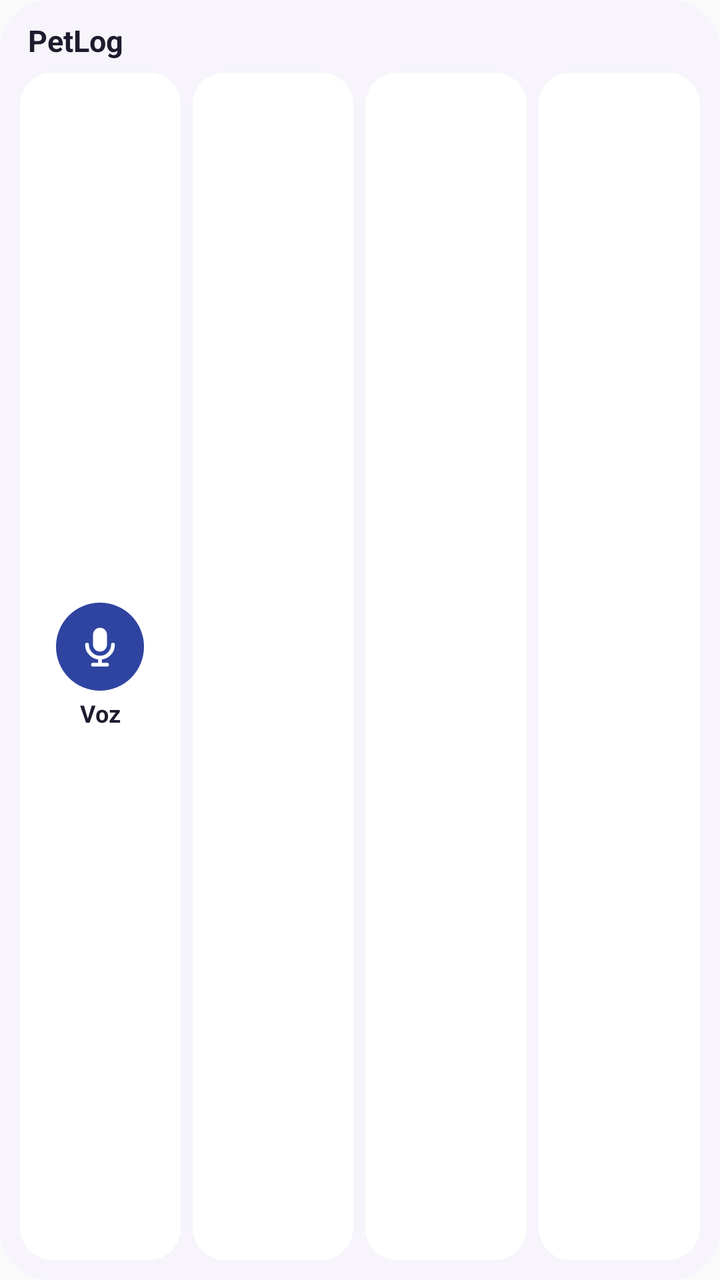
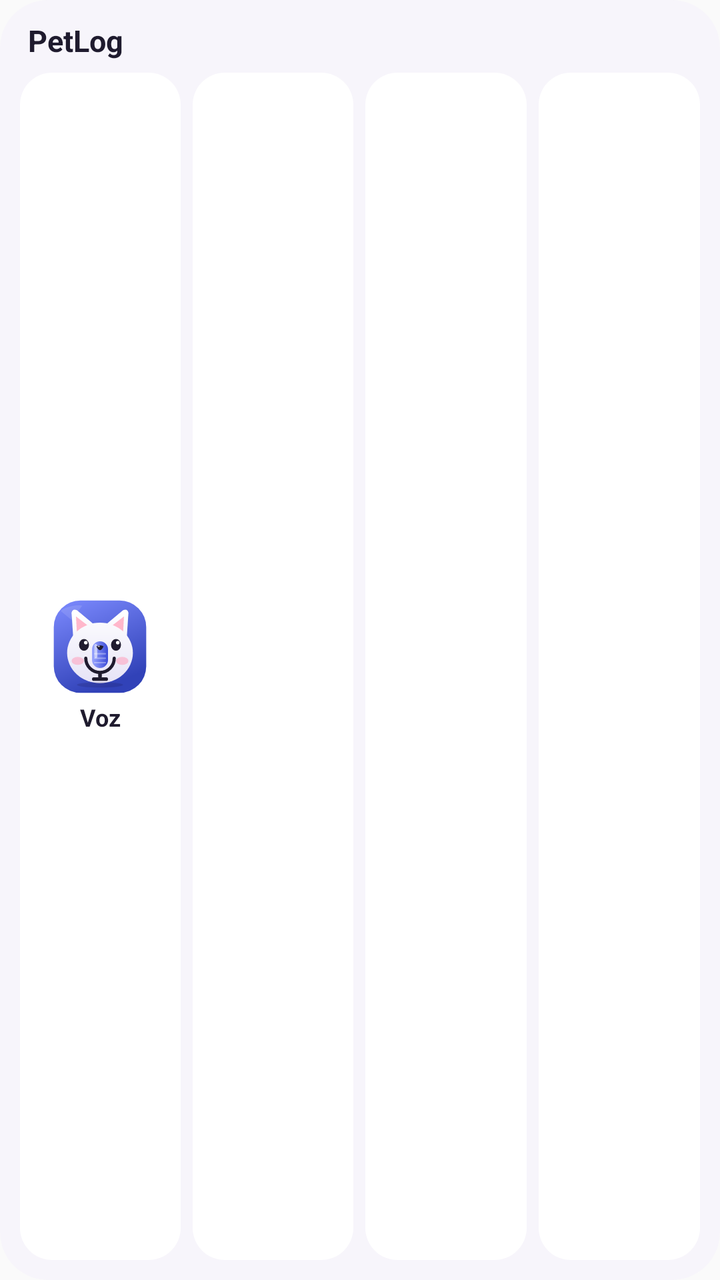

An Android layout rendered at two revisions. The XML below is the earlier revision; the diff shows what the commit changed to produce the second picture.
<!-- AndroidManifest.xml: application theme AppTheme -->
<!-- res/layout/widget_quick.xml -->
<?xml version="1.0" encoding="utf-8"?>
<LinearLayout xmlns:android="http://schemas.android.com/apk/res/android"
    android:id="@+id/widget_root"
    android:layout_width="match_parent" android:layout_height="match_parent"
    android:background="@drawable/widget_bg"
    android:orientation="vertical" android:padding="10dp">
    <TextView android:id="@+id/pet_name" android:layout_width="match_parent" android:layout_height="wrap_content"
        android:paddingStart="4dp" android:paddingBottom="6dp" android:text="@string/app_name"
        android:textColor="@color/widget_ink" android:textSize="15sp" android:textStyle="bold" android:maxLines="1" android:ellipsize="end"/>
    <LinearLayout android:layout_width="match_parent" android:layout_height="0dp" android:layout_weight="1" android:orientation="horizontal">
        <LinearLayout android:id="@+id/mic" android:layout_width="0dp" android:layout_height="match_parent" android:layout_weight="1"
            android:gravity="center" android:orientation="vertical" android:background="@drawable/widget_tile_bg" android:layout_marginEnd="6dp">
            <FrameLayout android:layout_width="44dp" android:layout_height="44dp" android:background="@drawable/widget_mic_bg">
                <ImageView android:layout_width="24dp" android:layout_height="24dp" android:layout_gravity="center"
                    android:src="@drawable/ic_widget_mic" android:tint="@color/widget_on_primary" android:contentDescription="@string/voice_label"/>
            </FrameLayout>
            <TextView android:layout_width="wrap_content" android:layout_height="wrap_content" android:layout_marginTop="3dp"
                android:text="@string/voice_short" android:textColor="@color/widget_ink" android:textSize="12sp" android:textStyle="bold" android:maxLines="1"/>
        </LinearLayout>
        <LinearLayout android:id="@+id/b0" android:layout_width="0dp" android:layout_height="match_parent" android:layout_weight="1"
            android:gravity="center" android:orientation="vertical" android:background="@drawable/widget_tile_bg" android:layout_marginEnd="6dp">
            <ImageView android:id="@+id/b0_img" android:layout_width="44dp" android:layout_height="44dp" android:scaleType="fitCenter" android:importantForAccessibility="no"/>
            <TextView android:id="@+id/b0_txt" android:layout_width="wrap_content" android:layout_height="wrap_content" android:layout_marginTop="3dp"
                android:textColor="@color/widget_ink" android:textSize="12sp" android:textStyle="bold" android:maxLines="1" android:ellipsize="end"/>
        </LinearLayout>
        <LinearLayout android:id="@+id/b1" android:layout_width="0dp" android:layout_height="match_parent" android:layout_weight="1"
            android:gravity="center" android:orientation="vertical" android:background="@drawable/widget_tile_bg" android:layout_marginEnd="6dp">
            <ImageView android:id="@+id/b1_img" android:layout_width="44dp" android:layout_height="44dp" android:scaleType="fitCenter" android:importantForAccessibility="no"/>
            <TextView android:id="@+id/b1_txt" android:layout_width="wrap_content" android:layout_height="wrap_content" android:layout_marginTop="3dp"
                android:textColor="@color/widget_ink" android:textSize="12sp" android:textStyle="bold" android:maxLines="1" android:ellipsize="end"/>
        </LinearLayout>
        <LinearLayout android:id="@+id/b2" android:layout_width="0dp" android:layout_height="match_parent" android:layout_weight="1"
            android:gravity="center" android:orientation="vertical" android:background="@drawable/widget_tile_bg">
            <ImageView android:id="@+id/b2_img" android:layout_width="44dp" android:layout_height="44dp" android:scaleType="fitCenter" android:importantForAccessibility="no"/>
            <TextView android:id="@+id/b2_txt" android:layout_width="wrap_content" android:layout_height="wrap_content" android:layout_marginTop="3dp"
                android:textColor="@color/widget_ink" android:textSize="12sp" android:textStyle="bold" android:maxLines="1" android:ellipsize="end"/>
        </LinearLayout>
    </LinearLayout>
    <TextView android:id="@+id/empty" android:layout_width="match_parent" android:layout_height="wrap_content" android:visibility="gone"
        android:text="@string/widget_quick_empty" android:textColor="@color/widget_muted" android:textSize="12sp" android:paddingTop="4dp"/>
</LinearLayout>
<!-- resources referenced by this layout -->
<resources>
  <color name="widget_ink">#1F1B2E</color>
  <color name="widget_muted">#5E5873</color>
  <color name="widget_on_primary">#FFFFFF</color>
  <!-- drawable ic_widget_mic (drawable) -->
  <vector xmlns:android="http://schemas.android.com/apk/res/android"
      android:width="24dp" android:height="24dp" android:viewportWidth="24" android:viewportHeight="24">
      <path android:fillColor="#FFFFFFFF" android:pathData="M12,2.5a3.5,3.5 0,0 1,3.5 3.5v5a3.5,3.5 0,0 1,-7 0v-5A3.5,3.5 0,0 1,12 2.5z"/>
      <path android:strokeColor="#FFFFFFFF" android:strokeWidth="1.9" android:strokeLineCap="round" android:fillColor="#00000000"
          android:pathData="M5.5,11a6.5,6.5 0,0 0,13 0M12,17.5V21M8.5,21h7"/>
  </vector>
  <!-- drawable widget_bg (drawable) -->
  <?xml version="1.0" encoding="utf-8"?>
  <shape xmlns:android="http://schemas.android.com/apk/res/android" android:shape="rectangle">
      <solid android:color="@color/widget_bg"/>
      <corners android:radius="24dp"/>
  </shape>
  <!-- drawable widget_mic_bg (drawable) -->
  <?xml version="1.0" encoding="utf-8"?>
  <shape xmlns:android="http://schemas.android.com/apk/res/android" android:shape="oval">
      <solid android:color="@color/widget_primary"/>
  </shape>
  <!-- drawable widget_tile_bg (drawable) -->
  <?xml version="1.0" encoding="utf-8"?>
  <shape xmlns:android="http://schemas.android.com/apk/res/android" android:shape="rectangle">
      <solid android:color="@color/widget_tile"/>
      <corners android:radius="16dp"/>
  </shape>
  <string name="app_name">PetLog</string>
  <string name="voice_label">Anotar por voz</string>
  <string name="voice_short">Voz</string>
  <string name="widget_quick_empty">Abre PetLog una vez para preparar los botones</string>
  <style name="AppTheme" parent="Theme.AppCompat.Light.DarkActionBar">
          
          <item name="colorPrimary">@color/colorPrimary</item>
          <item name="colorPrimaryDark">@color/colorPrimaryDark</item>
          <item name="colorAccent">@color/colorAccent</item>
      </style>
  <color name="widget_bg">#F7F5FB</color>
  <color name="widget_primary">#2F44A0</color>
  <color name="widget_tile">#FFFFFF</color>
</resources>

<!-- the commit's change to res/layout/widget_quick.xml (unified diff, before → after) -->
@@ -10,10 +10,8 @@
     <LinearLayout android:layout_width="match_parent" android:layout_height="0dp" android:layout_weight="1" android:orientation="horizontal">
         <LinearLayout android:id="@+id/mic" android:layout_width="0dp" android:layout_height="match_parent" android:layout_weight="1"
             android:gravity="center" android:orientation="vertical" android:background="@drawable/widget_tile_bg" android:layout_marginEnd="6dp">
-            <FrameLayout android:layout_width="44dp" android:layout_height="44dp" android:background="@drawable/widget_mic_bg">
-                <ImageView android:layout_width="24dp" android:layout_height="24dp" android:layout_gravity="center"
-                    android:src="@drawable/ic_widget_mic" android:tint="@color/widget_on_primary" android:contentDescription="@string/voice_label"/>
-            </FrameLayout>
+            <ImageView android:layout_width="48dp" android:layout_height="48dp" android:scaleType="fitCenter"
+                android:src="@drawable/ic_voice_face" android:contentDescription="@string/voice_label"/>
             <TextView android:layout_width="wrap_content" android:layout_height="wrap_content" android:layout_marginTop="3dp"
                 android:text="@string/voice_short" android:textColor="@color/widget_ink" android:textSize="12sp" android:textStyle="bold" android:maxLines="1"/>
         </LinearLayout>
<!-- resource entries referenced after the edit -->
@@ -2,24 +2,12 @@
 <resources>
   <color name="widget_ink">#1F1B2E</color>
   <color name="widget_muted">#5E5873</color>
-  <color name="widget_on_primary">#FFFFFF</color>
-  <!-- drawable ic_widget_mic (drawable) -->
-  <vector xmlns:android="http://schemas.android.com/apk/res/android"
-      android:width="24dp" android:height="24dp" android:viewportWidth="24" android:viewportHeight="24">
-      <path android:fillColor="#FFFFFFFF" android:pathData="M12,2.5a3.5,3.5 0,0 1,3.5 3.5v5a3.5,3.5 0,0 1,-7 0v-5A3.5,3.5 0,0 1,12 2.5z"/>
-      <path android:strokeColor="#FFFFFFFF" android:strokeWidth="1.9" android:strokeLineCap="round" android:fillColor="#00000000"
-          android:pathData="M5.5,11a6.5,6.5 0,0 0,13 0M12,17.5V21M8.5,21h7"/>
-  </vector>
+  <!-- drawable ic_voice_face: vector/xml drawable (drawable, 4263 chars, omitted) -->
   <!-- drawable widget_bg (drawable) -->
   <?xml version="1.0" encoding="utf-8"?>
   <shape xmlns:android="http://schemas.android.com/apk/res/android" android:shape="rectangle">
       <solid android:color="@color/widget_bg"/>
       <corners android:radius="24dp"/>
-  </shape>
-  <!-- drawable widget_mic_bg (drawable) -->
-  <?xml version="1.0" encoding="utf-8"?>
-  <shape xmlns:android="http://schemas.android.com/apk/res/android" android:shape="oval">
-      <solid android:color="@color/widget_primary"/>
   </shape>
   <!-- drawable widget_tile_bg (drawable) -->
   <?xml version="1.0" encoding="utf-8"?>
@@ -38,7 +26,6 @@
           <item name="colorAccent">@color/colorAccent</item>
       </style>
   <color name="widget_bg">#F7F5FB</color>
-  <color name="widget_primary">#2F44A0</color>
   <color name="widget_tile">#FFFFFF</color>
 </resources>
 
